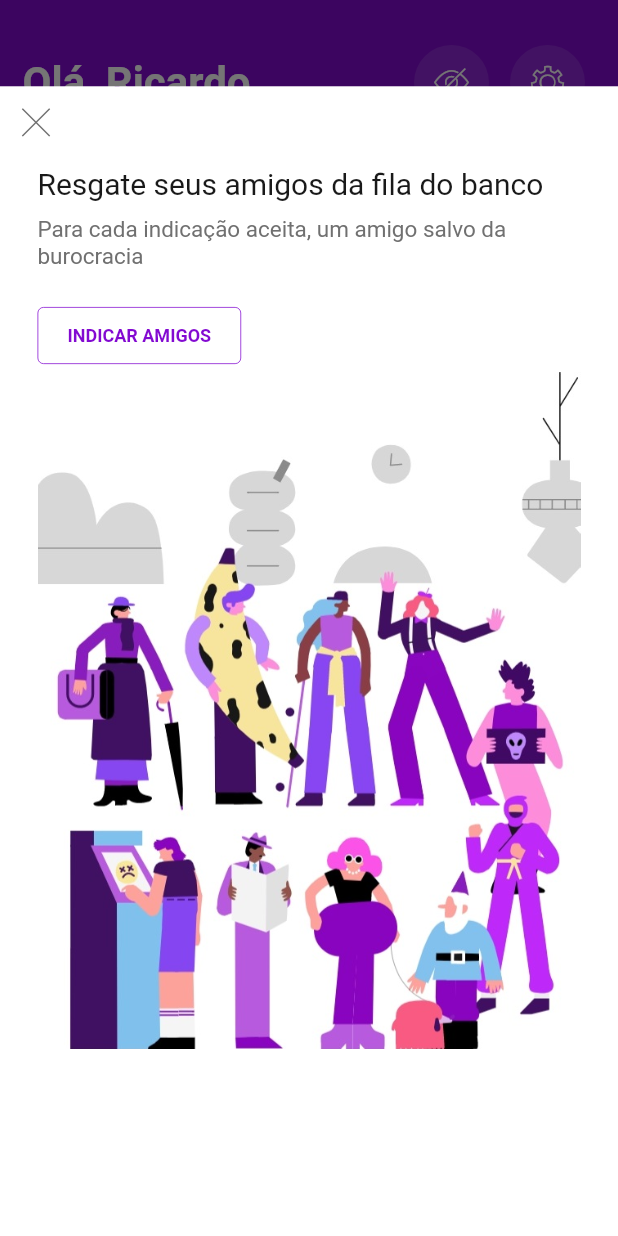
After one commit to ricardodalarme/Nubank-Clone, a Flutter app: the screen it shows after launch, scrolled down 727 dp, after a tap on "Indicar amigos", on a phone screen of 412 x 824 dp. The commit adds this screen. Run offline on Flutter 3.47's test engine with Material 2 defaults, Android fonts, the phone set to English and light mode, and no system bars.

Commit message:
Indicar amigos

```diff
--- /dev/null
+++ b/lib/core/router.dart
@@ -0,0 +1,16 @@
+import 'package:flutter/material.dart';
+
+class MyRouter {
+  static Future pushPage(BuildContext context, Widget page) {
+    return Navigator.push(
+      context,
+      MaterialPageRoute(
+        builder: (BuildContext context) {
+          return page;
+        },
+      ),
+    );
+  }
+
+  static void popPage(BuildContext context) => Navigator.pop(context);
+}
--- a/lib/main.dart
+++ b/lib/main.dart
@@ -11,10 +11,6 @@ void main() {
     child: MaterialApp(
       title: 'Nubank Clone',
       debugShowCheckedModeBanner: false,
-      theme: ThemeData(
-        brightness: Brightness.light,
-        primaryColor: kPrimaryColor,
-      ),
       home: HomeScreen(),
     ),
   ));
--- a/lib/ui/screens/home/cards/account_card.dart
+++ b/lib/ui/screens/home/cards/account_card.dart
@@ -1,5 +1,5 @@
 import 'package:flutter/material.dart';
-import 'package:nubank_clone/ui/screens/home/components/nu_card.dart';
+import 'package:nubank_clone/ui/screens/home/components/main_card.dart';
 import 'package:nubank_clone/ui/theme/colors.dart';
 import 'package:nubank_clone/ui/theme/icons.dart';
 import 'package:nubank_clone/core/constants.dart';
@@ -7,7 +7,7 @@ import 'package:nubank_clone/core/constants.dart';
 class AccountCard extends StatelessWidget {
   @override
   Widget build(BuildContext context) {
-    return NuCard(
+    return MainCard(
       'Conta',
       NuIcons.ic_money_coins,
       [
--- a/lib/ui/screens/home/cards/credit_card.dart
+++ b/lib/ui/screens/home/cards/credit_card.dart
@@ -1,5 +1,5 @@
 import 'package:flutter/material.dart';
-import 'package:nubank_clone/ui/screens/home/components/nu_card.dart';
+import 'package:nubank_clone/ui/screens/home/components/main_card.dart';
 import 'package:nubank_clone/ui/theme/colors.dart';
 import 'package:nubank_clone/ui/theme/icons.dart';
 import 'package:nubank_clone/core/constants.dart';
@@ -7,7 +7,7 @@ import 'package:nubank_clone/core/constants.dart';
 class CreditCard extends StatelessWidget {
   @override
   Widget build(BuildContext context) {
-    return NuCard(
+    return MainCard(
       'Cartão de Crédito',
       NuIcons.ic_card_nu,
       [
--- a/lib/ui/screens/home/cards/easynvest_card.dart
+++ b/lib/ui/screens/home/cards/easynvest_card.dart
@@ -1,13 +1,13 @@
 import 'package:flutter/material.dart';
-import 'package:nubank_clone/ui/screens/home/components/nu_outlined_button.dart';
-import 'package:nubank_clone/ui/screens/home/components/nu_card.dart';
+import 'package:nubank_clone/ui/shared/nu_outlined_button.dart';
+import 'package:nubank_clone/ui/screens/home/components/main_card.dart';
 import 'package:nubank_clone/ui/theme/colors.dart';
 import 'package:nubank_clone/ui/theme/icons.dart';
 
 class EasynvestCard extends StatelessWidget {
   @override
   Widget build(BuildContext context) {
-    return NuCard(
+    return MainCard(
       'Investimento Easynvest',
       NuIcons.ic_yield,
       [
--- a/lib/ui/screens/home/cards/google_card.dart
+++ b/lib/ui/screens/home/cards/google_card.dart
@@ -1,13 +1,13 @@
 import 'package:flutter/material.dart';
-import 'package:nubank_clone/ui/screens/home/components/nu_outlined_button.dart';
-import 'package:nubank_clone/ui/screens/home/components/nu_card.dart';
+import 'package:nubank_clone/ui/shared/nu_outlined_button.dart';
+import 'package:nubank_clone/ui/screens/home/components/main_card.dart';
 import 'package:nubank_clone/ui/theme/colors.dart';
 import 'package:nubank_clone/ui/theme/icons.dart';
 
 class GoogleCard extends StatelessWidget {
   @override
   Widget build(BuildContext context) {
-    return NuCard(
+    return MainCard(
       'Google Pay',
       NuIcons.ic_card_nu,
       [
--- a/lib/ui/screens/home/cards/insurance_card.dart
+++ b/lib/ui/screens/home/cards/insurance_card.dart
@@ -1,12 +1,12 @@
 import 'package:flutter/material.dart';
-import 'package:nubank_clone/ui/screens/home/components/nu_card.dart';
-import 'package:nubank_clone/ui/screens/home/components/nu_outlined_button.dart';
+import 'package:nubank_clone/ui/screens/home/components/main_card.dart';
+import 'package:nubank_clone/ui/shared/nu_outlined_button.dart';
 import 'package:nubank_clone/ui/theme/colors.dart';
 
 class InsuranceCard extends StatelessWidget {
   @override
   Widget build(BuildContext context) {
-    return NuCard(
+    return MainCard(
       'Seguro de vida',
       Icons.card_giftcard,
       [
--- a/lib/ui/screens/home/cards/loan_card.dart
+++ b/lib/ui/screens/home/cards/loan_card.dart
@@ -1,14 +1,14 @@
 import 'package:flutter/material.dart';
-import 'package:nubank_clone/ui/screens/home/components/nu_card.dart';
+import 'package:nubank_clone/ui/screens/home/components/main_card.dart';
 import 'package:nubank_clone/ui/theme/colors.dart';
 import 'package:nubank_clone/ui/theme/icons.dart';
-import 'package:nubank_clone/ui/screens/home/components/nu_outlined_button.dart';
+import 'package:nubank_clone/ui/shared/nu_outlined_button.dart';
 import 'package:nubank_clone/core/constants.dart';
 
 class LoanCard extends StatelessWidget {
   @override
   Widget build(BuildContext context) {
-    return NuCard(
+    return MainCard(
       'Empréstimo',
       NuIcons.nuds_ic_personal_loan,
       [
--- a/lib/ui/screens/home/cards/rewards_card.dart
+++ b/lib/ui/screens/home/cards/rewards_card.dart
@@ -1,12 +1,12 @@
 import 'package:flutter/material.dart';
-import 'package:nubank_clone/ui/screens/home/components/nu_card.dart';
-import 'package:nubank_clone/ui/screens/home/components/nu_outlined_button.dart';
+import 'package:nubank_clone/ui/screens/home/components/main_card.dart';
+import 'package:nubank_clone/ui/shared/nu_outlined_button.dart';
 import 'package:nubank_clone/ui/theme/colors.dart';
 
 class RewardsCard extends StatelessWidget {
   @override
   Widget build(BuildContext context) {
-    return NuCard(
+    return MainCard(
       'Rewards',
       Icons.card_giftcard,
       [
--- a/lib/ui/screens/home/components/nu_card.dart
+++ b/lib/ui/screens/home/components/main_card.dart
@@ -2,13 +2,13 @@ import 'package:flutter/material.dart';
 import 'package:nubank_clone/ui/theme/colors.dart';
 import 'package:nubank_clone/ui/theme/styles.dart';
 
-class NuCard extends StatelessWidget {
+class MainCard extends StatelessWidget {
   final String title;
   final IconData icon;
   final List<Widget> body;
   final bool highlight;
 
-  NuCard(this.title, this.icon, this.body, {this.highlight = false});
+  MainCard(this.title, this.icon, this.body, {this.highlight = false});
 
   @override
   Widget build(BuildContext context) {
--- /dev/null
+++ b/lib/ui/screens/home/components/menu_button.dart
@@ -0,0 +1,37 @@
+import 'package:flutter/material.dart';
+import 'package:nubank_clone/ui/theme/colors.dart';
+
+class MenuButton extends StatelessWidget {
+  final String title;
+  final IconData icon;
+  final Function() ?onTap;
+
+  MenuButton(this.title, this.icon, {this.onTap });
+
+  @override
+  Widget build(BuildContext context) {
+    return GestureDetector(
+      onTap: onTap,
+      child: Container(
+        width: 88,
+        height: 95,
+        decoration: BoxDecoration(
+          borderRadius: BorderRadius.all(Radius.circular(3)),
+          color: kSecondaryColor,
+        ),
+        margin: EdgeInsets.only(right: 8, top: 15),
+        child: Padding(
+          padding: const EdgeInsets.all(10.0),
+          child: Column(
+            crossAxisAlignment: CrossAxisAlignment.start,
+            mainAxisAlignment: MainAxisAlignment.spaceBetween,
+            children: [
+              Icon(icon, color: Colors.white),
+              Text(title, style: TextStyle(color: Colors.white)),
+            ],
+          ),
+        ),
+      ),
+    );
+  }
+}
--- a/lib/ui/screens/home/home_screen.dart
+++ b/lib/ui/screens/home/home_screen.dart
@@ -1,4 +1,5 @@
 import 'package:flutter/material.dart';
+import 'package:nubank_clone/core/router.dart';
 import 'package:nubank_clone/ui/screens/home/cards/account_card.dart';
 import 'package:nubank_clone/ui/screens/home/cards/credit_card.dart';
 import 'package:nubank_clone/ui/screens/home/cards/easynvest_card.dart';
@@ -6,35 +7,15 @@ import 'package:nubank_clone/ui/screens/home/cards/google_card.dart';
 import 'package:nubank_clone/ui/screens/home/cards/insurance_card.dart';
 import 'package:nubank_clone/ui/screens/home/cards/loan_card.dart';
 import 'package:nubank_clone/ui/screens/home/cards/rewards_card.dart';
-import 'package:nubank_clone/ui/screens/home/components/nu_menu.dart';
+import 'package:nubank_clone/ui/screens/home/components/menu_button.dart';
+import 'package:nubank_clone/ui/screens/refer/refer_screen.dart';
 import 'package:nubank_clone/ui/theme/colors.dart';
 import 'package:nubank_clone/ui/theme/icons.dart';
 import 'package:provider/provider.dart';
 import 'components/circle_button.dart';
 import 'package:nubank_clone/core/app_state.dart';
 
-class HomeScreen extends StatefulWidget {
-  @override
-  _HomeScreenState createState() => _HomeScreenState();
-}
-
-class _HomeScreenState extends State<HomeScreen> {
-  final _menu = [
-    NuMenu('Pix', NuIcons.rewards_ic_empty_state_other),
-    NuMenu('Pagar', NuIcons.ic_savings_global_action_pay),
-    NuMenu('Indicar amigos', NuIcons.ic_refer_friend),
-    NuMenu('Transferir', NuIcons.ic_savings_global_action_transfer_out),
-    NuMenu('Depositar', NuIcons.ic_savings_global_action_transfer_in),
-    NuMenu('Empréstimos', NuIcons.nuds_ic_personal_loan),
-    NuMenu('Cartão virtual', NuIcons.ic_virtual_card),
-    NuMenu('Recarga de celular', NuIcons.ic_phone),
-    NuMenu('Ajustar limite', NuIcons.cc_ic_limit_adjustment),
-    NuMenu('Bloquear cartão', NuIcons.ic_virtual_card_blocked),
-    NuMenu('Cobrar', NuIcons.nuds_ic_request_money),
-    NuMenu('Doação', NuIcons.nuds_ic_personal_loan),
-    NuMenu('Me ajuda', NuIcons.help),
-  ];
-
+class HomeScreen extends StatelessWidget {
   final _cards = [
     CreditCard(),
     AccountCard(),
@@ -93,7 +74,34 @@ class _HomeScreenState extends State<HomeScreen> {
               SingleChildScrollView(
                 physics: BouncingScrollPhysics(),
                 scrollDirection: Axis.horizontal,
-                child: Row(children: _menu),
+                child: Row(children: [
+                  MenuButton('Pix', NuIcons.rewards_ic_empty_state_other),
+                  MenuButton('Pagar', NuIcons.ic_savings_global_action_pay),
+                  MenuButton(
+                    'Indicar amigos',
+                    NuIcons.ic_refer_friend,
+                    onTap: () {
+                      showModalBottomSheet(
+                          isScrollControlled: true,
+                          isDismissible: false,
+                          context: context,
+                          builder: (context) => ReferScreen());
+                    },
+                  ),
+                  MenuButton('Transferir',
+                      NuIcons.ic_savings_global_action_transfer_out),
+                  MenuButton('Depositar',
+                      NuIcons.ic_savings_global_action_transfer_in),
+                  MenuButton('Empréstimos', NuIcons.nuds_ic_personal_loan),
+                  MenuButton('Cartão virtual', NuIcons.ic_virtual_card),
+                  MenuButton('Recarga de celular', NuIcons.ic_phone),
+                  MenuButton('Ajustar limite', NuIcons.cc_ic_limit_adjustment),
+                  MenuButton(
+                      'Bloquear cartão', NuIcons.ic_virtual_card_blocked),
+                  MenuButton('Cobrar', NuIcons.nuds_ic_request_money),
+                  MenuButton('Doação', NuIcons.nuds_ic_personal_loan),
+                  MenuButton('Me ajuda', NuIcons.help),
+                ]),
               ),
             ],
           ),
--- /dev/null
+++ b/lib/ui/screens/refer/refer_screen.dart
@@ -0,0 +1,49 @@
+import 'package:flutter/material.dart';
+import 'package:nubank_clone/core/router.dart';
+import 'package:nubank_clone/ui/shared/nu_outlined_button.dart';
+import 'package:nubank_clone/ui/theme/colors.dart';
+import 'package:nubank_clone/ui/theme/icons.dart';
+
+class ReferScreen extends StatelessWidget {
+  @override
+  Widget build(BuildContext context) {
+    return Container(
+      color: Colors.white,
+      height: MediaQuery.of(context).size.height * 0.93,
+      child: Column(
+        crossAxisAlignment: CrossAxisAlignment.start,
+        children: [
+          IconButton(
+              onPressed: () => MyRouter.popPage(context),
+              icon: Icon(NuIcons.close, color: kSecondaryTextColor)),
+          Padding(
+            padding: const EdgeInsets.symmetric(horizontal: 25, vertical: 5),
+            child: Column(
+              crossAxisAlignment: CrossAxisAlignment.start,
+              children: [
+                Text(
+                  'Resgate seus amigos da fila do banco',
+                  style: TextStyle(
+                    color: kTextColor,
+                    fontSize: 20,
+                  ),
+                ),
+                SizedBox(height: 10),
+                Text(
+                  'Para cada indicação aceita, um amigo salvo da burocracia',
+                  style: TextStyle(
+                    color: kSecondaryTextColor,
+                    fontSize: 15,
+                  ),
+                ),
+                SizedBox(height: 20),
+                NuOutlinedButton('Indicar amigos'),
+                Image.asset('assets/images/refer_friend.jpg'),
+              ],
+            ),
+          ),
+        ],
+      ),
+    );
+  }
+}
--- a/pubspec.yaml
+++ b/pubspec.yaml
@@ -21,6 +21,9 @@ dev_dependencies:
 flutter:
   uses-material-design: true
 
+  assets:
+    - assets/images/
+
   fonts:
     - family:  NuIcons
       fonts:
```
Also changed, not shown: lib/ui/screens/home/components/nu_menu.dart (deleted, +0 -33 lines), assets/images/refer_friend.jpg (added), lib/ui/shared/nu_outlined_button.dart (renamed from lib/ui/screens/home/components/nu_outlined_button.dart).
